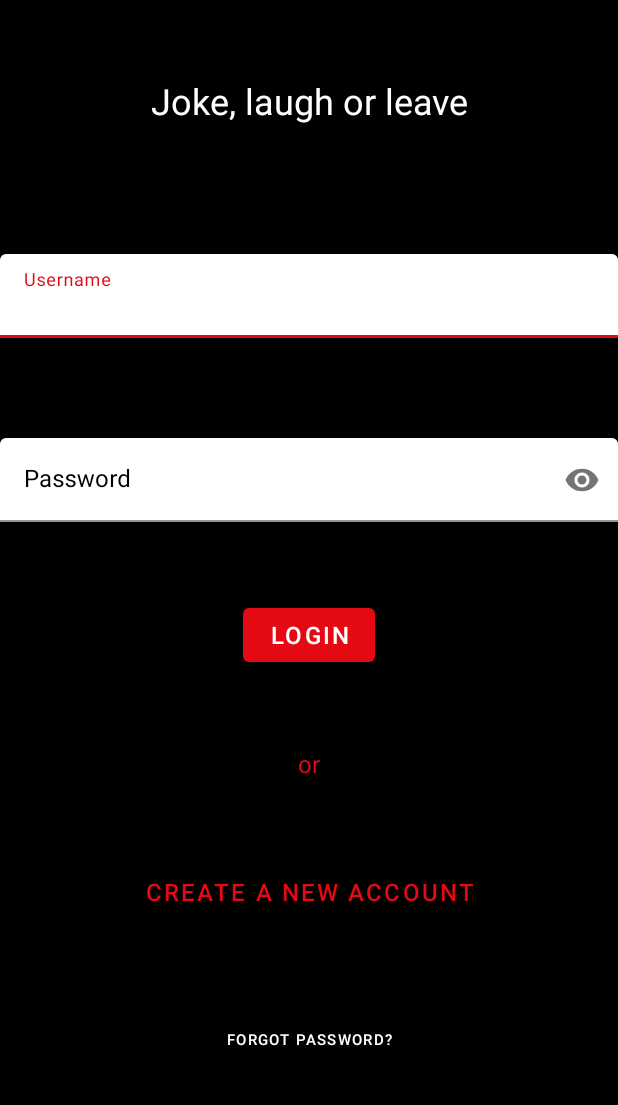
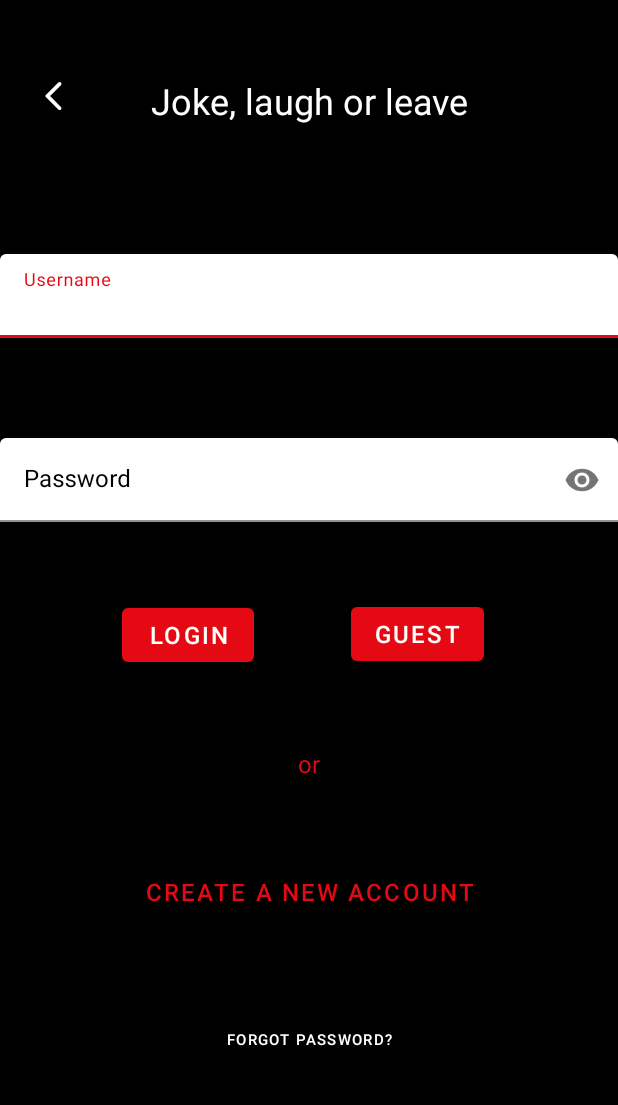
Before and after one commit to AntonisAthanasiadis/Foodflix, an Android app: the screen it shows after launch (MainActivity), on a phone screen of 412 x 824 dp, the part 84-1189 px from its top. Run offline under Robolectric (Android 15) with nearby library versions, the phone set to English and light mode, and no system bars.

Commit message:
Made some changes in the login and register pages.

```diff
--- a/app/src/main/res/drawable/ic_round_arrow_back_ios_24.xml
+++ b/app/src/main/res/drawable/ic_round_arrow_back_ios_24.xml
@@ -3,7 +3,7 @@
     android:height="24dp"
     android:viewportWidth="24"
     android:viewportHeight="24"
-    android:tint="?attr/colorControlNormal"
+    android:tint="@android:color/white"
     android:autoMirrored="true">
   <path
       android:fillColor="@android:color/white"
--- a/app/src/main/res/layout/activity_main.xml
+++ b/app/src/main/res/layout/activity_main.xml
@@ -7,17 +7,32 @@
     android:background="#000000"
     tools:context=".MainActivity">
 
-    <ImageView
+    <Button
+        android:id="@+id/guestbtn"
         android:layout_width="wrap_content"
         android:layout_height="wrap_content"
+        android:text="@string/guestbtn"
+        android:textColor="@color/white"
+        android:textSize="16sp"
+        app:layout_constraintBottom_toTopOf="@id/or"
+        app:layout_constraintHorizontal_bias="0.724"
+        app:layout_constraintLeft_toLeftOf="parent"
+        app:layout_constraintRight_toRightOf="parent"
+        app:layout_constraintTop_toBottomOf="@id/loginPasswordLayout"
+        app:layout_constraintVertical_bias="0.494" />
+
+    <ImageView
         android:id="@+id/backbtn"
-        android:paddingTop="@dimen/med_pad"
-        android:paddingLeft="@dimen/med_pad"
-        app:layout_constraintTop_toTopOf="parent"
+        android:layout_width="wrap_content"
+        android:layout_height="wrap_content"
+        android:layout_marginLeft="4dp"
+        android:layout_marginTop="32dp"
+        android:backgroundTint="@color/dRed"
+        android:paddingLeft="20dp"
+        android:paddingTop="20dp"
+        android:src="@drawable/ic_round_arrow_back_ios_24"
         app:layout_constraintLeft_toLeftOf="parent"
-        android:backgroundTint="@color/black"
-        android:src="@drawable/ic_round_arrow_back_ios_24"
-        />
+        app:layout_constraintTop_toTopOf="parent" />
 
     <TextView
         android:id="@+id/loginText"
@@ -27,74 +42,73 @@
         android:textAlignment="center"
         android:textColor="@color/white"
         android:textSize="24sp"
-        app:layout_constraintTop_toTopOf="parent"
         app:layout_constraintBottom_toTopOf="@id/loginUsernameLayout"
         app:layout_constraintLeft_toLeftOf="parent"
         app:layout_constraintRight_toRightOf="parent"
-        />
+        app:layout_constraintTop_toTopOf="parent" />
+
     <com.google.android.material.textfield.TextInputLayout
         android:id="@+id/loginUsernameLayout"
         android:layout_width="match_parent"
         android:layout_height="wrap_content"
-        app:layout_constraintTop_toBottomOf="@id/loginText"
+        android:layout_marginTop="@dimen/med_pad"
+        android:hint="@string/Username"
+        android:textColorHint="@color/black"
+        app:boxBackgroundColor="@color/white"
         app:layout_constraintBottom_toTopOf="@id/loginPasswordLayout"
-        android:layout_marginTop="@dimen/med_pad"
-        app:boxBackgroundColor="@color/white"
-        android:hint="@string/Username"
-        android:textColorHint="@color/black">
+        app:layout_constraintTop_toBottomOf="@id/loginText">
 
         <com.google.android.material.textfield.TextInputEditText
             android:id="@+id/usernameInput"
             android:layout_width="match_parent"
             android:layout_height="wrap_content"
-            android:inputType="textEmailAddress"/>
+            android:inputType="textEmailAddress" />
     </com.google.android.material.textfield.TextInputLayout>
 
     <com.google.android.material.textfield.TextInputLayout
         android:id="@+id/loginPasswordLayout"
         android:layout_width="match_parent"
         android:layout_height="wrap_content"
+        android:layout_marginTop="@dimen/min_pad"
+        android:hint="@string/Password"
+        android:textColorHint="@color/black"
+        app:boxBackgroundColor="@color/white"
+        app:layout_constraintBottom_toTopOf="@id/loginbtn"
         app:layout_constraintTop_toBottomOf="@id/loginUsernameLayout"
-        app:layout_constraintBottom_toTopOf="@id/loginbtn"
-        android:layout_marginTop="@dimen/min_pad"
-        app:boxBackgroundColor="@color/white"
-        android:hint="@string/Password"
-        app:passwordToggleEnabled="true"
-        android:textColorHint="@color/black"
-        >
+        app:passwordToggleEnabled="true">
 
         <com.google.android.material.textfield.TextInputEditText
             android:id="@+id/passwordInput"
             android:layout_width="match_parent"
             android:layout_height="wrap_content"
-            android:inputType="textPassword"/>
+            android:inputType="textPassword" />
     </com.google.android.material.textfield.TextInputLayout>
 
     <Button
         android:id="@+id/loginbtn"
-        app:layout_constraintTop_toBottomOf="@id/loginPasswordLayout"
+        android:layout_width="wrap_content"
+        android:layout_height="wrap_content"
+        android:text="@string/loginbtn"
+        android:textColor="@color/white"
+        android:textSize="16sp"
+        app:layout_constraintBottom_toTopOf="@id/or"
+        app:layout_constraintHorizontal_bias="0.25"
         app:layout_constraintLeft_toLeftOf="parent"
         app:layout_constraintRight_toRightOf="parent"
-        android:textColor="@color/white"
-        android:textSize="16sp"
-        android:text="@string/loginbtn"
-        app:layout_constraintBottom_toTopOf="@id/or"
-        android:layout_width="wrap_content"
-        android:layout_height="wrap_content"
-        />
+        app:layout_constraintTop_toBottomOf="@id/loginPasswordLayout" />
 
     <TextView
         android:id="@+id/or"
+        android:layout_width="wrap_content"
         android:layout_height="wrap_content"
-        android:layout_width="wrap_content"
+        android:text="or"
+
+        android:textColor="@color/lRed"
+        android:textSize="16sp"
         app:layout_constraintBottom_toTopOf="@id/NoAccountbtn"
-
-        android:text="or"
-        android:textSize="16sp"
-        android:textColor="@color/lRed"
-        app:layout_constraintTop_toBottomOf="@id/loginbtn"
+        app:layout_constraintLeft_toLeftOf="parent"
         app:layout_constraintRight_toRightOf="parent"
-        app:layout_constraintLeft_toLeftOf="parent">
+        app:layout_constraintTop_toBottomOf="@id/loginbtn">
 
     </TextView>
 
@@ -104,25 +118,25 @@
         android:layout_height="wrap_content"
         android:backgroundTint="@color/black"
         android:text="@string/NoAccount"
+        android:textColor="@color/lRed"
         android:textSize="16sp"
-        android:textColor="@color/lRed"
-        app:layout_constraintTop_toBottomOf="@id/or"
+        app:layout_constraintBottom_toTopOf="@id/forgotbtn"
         app:layout_constraintLeft_toLeftOf="parent"
         app:layout_constraintRight_toRightOf="parent"
-        app:layout_constraintBottom_toTopOf="@id/forgotbtn" />
+        app:layout_constraintTop_toBottomOf="@id/or" />
 
     <com.google.android.material.button.MaterialButton
         android:id="@+id/forgotbtn"
+        android:layout_width="wrap_content"
+        android:layout_height="wrap_content"
+        android:backgroundTint="@color/black"
         android:text="@string/forgot"
-        android:backgroundTint="@color/black"
+        android:textColor="@color/white"
         android:textSize="@dimen/smallText"
-        android:textColor="@color/white"
-        app:layout_constraintTop_toBottomOf="@id/NoAccountbtn"
+        app:layout_constraintBottom_toBottomOf="parent"
+        app:layout_constraintLeft_toLeftOf="parent"
         app:layout_constraintRight_toRightOf="parent"
-        app:layout_constraintLeft_toLeftOf="parent"
-        app:layout_constraintBottom_toBottomOf="parent"
-        android:layout_width="wrap_content"
-        android:layout_height="wrap_content"/>
+        app:layout_constraintTop_toBottomOf="@id/NoAccountbtn" />
 
 
 </androidx.constraintlayout.widget.ConstraintLayout>
--- a/app/src/main/res/layout/activity_registration.xml
+++ b/app/src/main/res/layout/activity_registration.xml
@@ -37,6 +37,7 @@
         android:layout_marginLeft="20dp">
 
     <com.google.android.material.textfield.TextInputEditText
+        android:id="@+id/regUser"
         android:layout_width="match_parent"
         android:layout_height="wrap_content"
         android:hint="@string/Username" />
@@ -60,6 +61,7 @@
         >
 
         <com.google.android.material.textfield.TextInputEditText
+            android:id="@+id/regFirst"
             android:layout_width="match_parent"
             android:layout_height="wrap_content"
             android:hint="@string/Name" />
@@ -82,6 +84,7 @@
         android:layout_marginLeft="20dp">
 
         <com.google.android.material.textfield.TextInputEditText
+            android:id="@+id/regLast"
             android:layout_width="match_parent"
             android:layout_height="wrap_content"
             android:hint="@string/Surname" />
@@ -106,7 +109,7 @@
         android:layout_marginLeft="20dp">
 
         <com.google.android.material.textfield.TextInputEditText
-            android:id="@+id/passwordInput"
+            android:id="@+id/regPass1"
             android:layout_width="match_parent"
             android:layout_height="wrap_content"
             android:inputType="textPassword" />
@@ -130,6 +133,7 @@
         android:layout_marginLeft="20dp">
 
         <com.google.android.material.textfield.TextInputEditText
+            android:id="@+id/regPass2"
             android:layout_width="match_parent"
             android:layout_height="wrap_content"
             android:hint="@string/ValidPassword"
--- a/app/src/main/res/values/strings.xml
+++ b/app/src/main/res/values/strings.xml
@@ -13,4 +13,5 @@
     <string name="ValidPassword">Validate Password</string>
     <string name="SignUp">Sign Up</string>
     <string name="required">Required</string>
+    <string name="guestbtn">Guest</string>
 </resources>
```
Also changed, not shown: app/src/main/java/org/future/foodflix/MainActivity.java (+31 -6 lines), app/src/main/java/org/future/foodflix/RegistrationActivity.java (+67 -15 lines), app/src/main/java/org/future/foodflix/SecondActivity.java (+4 -4 lines), app/src/main/java/org/future/foodflix/User.java (added, +47 -0 lines).
